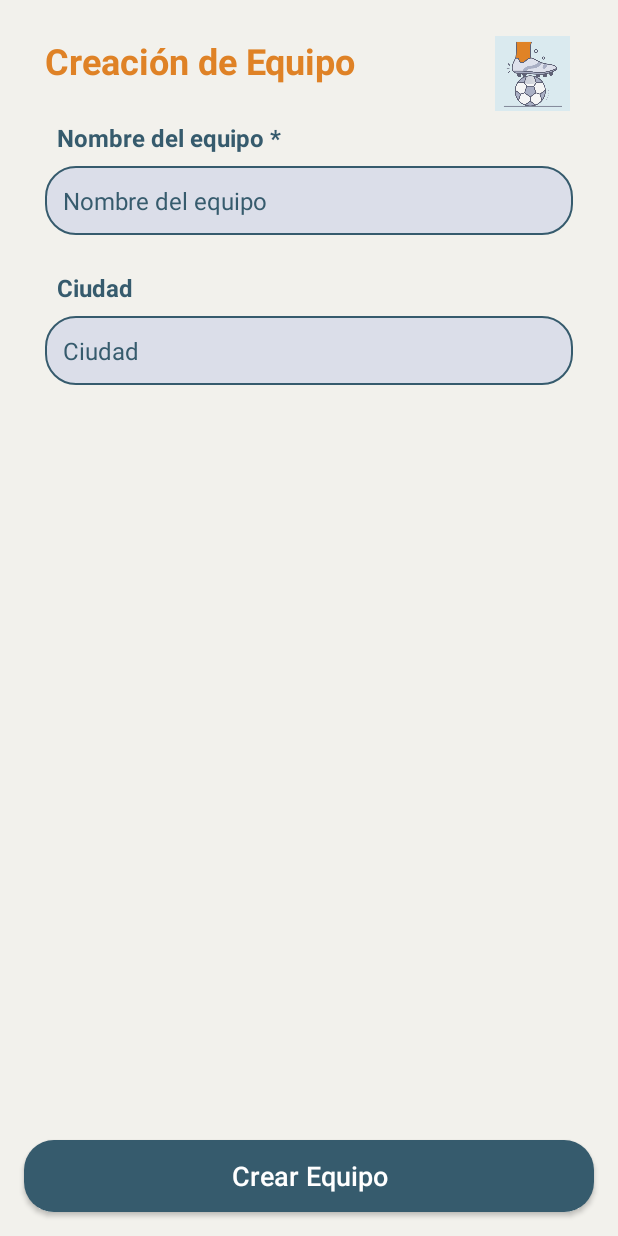
After one commit to pacoFlorido/TeamManagerApp, an Android app: the CrearEquipoFragment screen opened through its navigation route, on a phone screen of 412 x 824 dp. The commit adds this screen. Run offline under Robolectric (Android 15) with nearby library versions, the phone set to English and light mode, and no system bars; our stand-ins replace Firebase (no records; nobody signed in at launch, a user with empty details on screens opened directly).

Commit message:
Finalizado creación de equipo/usuarios, y finalizado restricciones creacion usuario.

```diff
--- a/app/src/main/java/net/pacofloridoquesada/teammanager/model/Team.kt
+++ b/app/src/main/java/net/pacofloridoquesada/teammanager/model/Team.kt
@@ -1,8 +1,8 @@
 package net.pacofloridoquesada.teammanager.model
 
 data class Team(
-    val city: String,
+    val city: String?,
     val creationDate: String,
-    val id: Int,
+    val id: Int?,
     val name: String
 )
--- a/app/src/main/java/net/pacofloridoquesada/teammanager/ui/login/LoginActivity.kt
+++ b/app/src/main/java/net/pacofloridoquesada/teammanager/ui/login/LoginActivity.kt
@@ -52,7 +52,7 @@ class LoginActivity : AppCompatActivity() {
                 ).addOnCompleteListener {
                     if (it.isSuccessful) {
                         finish()
-                        startActivity(Intent(this, MainActivity::class.java))
+                        startActivity(Intent(this, TeamCreateActivity::class.java))
                     } else {
                         // Si el inicio de sesión falla, muestro un mensaje indicando el error.
                         Log.w(TAG, "createUserWithEmail:failure", it.exception)
--- a/app/src/main/java/net/pacofloridoquesada/teammanager/ui/register/RoleFragment.kt
+++ b/app/src/main/java/net/pacofloridoquesada/teammanager/ui/register/RoleFragment.kt
@@ -42,7 +42,7 @@ class RoleFragment : Fragment() {
     override fun onViewCreated(view: View, savedInstanceState: Bundle?) {
         super.onViewCreated(view, savedInstanceState)
 
-        setupSiguiente()
+        this.setupSiguiente()
     }
 
     override fun onDestroyView() {
--- /dev/null
+++ b/app/src/main/java/net/pacofloridoquesada/teammanager/ui/teamcreate/CrearEquipoFragment.kt
@@ -0,0 +1,67 @@
+package net.pacofloridoquesada.teammanager.ui.teamcreate
+
+import android.content.Intent
+import android.os.Bundle
+import androidx.fragment.app.Fragment
+import android.view.LayoutInflater
+import android.view.View
+import android.view.ViewGroup
+import androidx.fragment.app.activityViewModels
+import androidx.lifecycle.viewModelScope
+import com.google.firebase.auth.FirebaseAuth
+import kotlinx.coroutines.launch
+import net.pacofloridoquesada.teammanager.R
+import net.pacofloridoquesada.teammanager.databinding.FragmentCrearEquipoBinding
+import net.pacofloridoquesada.teammanager.databinding.FragmentSelectCrearUnirBinding
+import net.pacofloridoquesada.teammanager.databinding.FragmentUserCreationBinding
+import net.pacofloridoquesada.teammanager.model.Team
+import net.pacofloridoquesada.teammanager.ui.MainActivity
+import net.pacofloridoquesada.teammanager.viewmodel.TeamManagerViewModel
+import java.time.LocalDate
+
+class CrearEquipoFragment : Fragment() {
+
+    private var _binding: FragmentCrearEquipoBinding? = null
+    private val binding get() = _binding!!
+    private lateinit var auth: FirebaseAuth
+    private val teamManagerViewModel: TeamManagerViewModel by activityViewModels()
+
+    private fun setupCrearEquipo() {
+        binding.btCrearEquipoNuevo.setOnClickListener {
+            if (!binding.etNombreEquipo.text.isEmpty()) {
+                this.teamManagerViewModel.addTeam(
+                    Team(
+                        binding.etCiudadEquipo.text.toString(),
+                        LocalDate.now().toString(),
+                        null,
+                        binding.etNombreEquipo.text.toString()
+                    ),
+                    auth.currentUser!!.uid
+                )
+
+                this.requireActivity().finish()
+                this.requireActivity().startActivity(Intent(requireContext(),MainActivity::class.java))
+            }
+        }
+    }
+
+    override fun onViewCreated(view: View, savedInstanceState: Bundle?) {
+        super.onViewCreated(view, savedInstanceState)
+
+        this.setupCrearEquipo()
+    }
+
+    override fun onCreateView(
+        inflater: LayoutInflater, container: ViewGroup?, savedInstanceState: Bundle?
+    ): View? {
+        _binding = FragmentCrearEquipoBinding.inflate(inflater, container, false)
+        val root: View = binding.root
+        auth = FirebaseAuth.getInstance()
+        return root
+    }
+
+    override fun onDestroyView() {
+        super.onDestroyView()
+        _binding = null
+    }
+}
--- a/app/src/main/java/net/pacofloridoquesada/teammanager/ui/teamcreate/SelectCrearUnirFragment.kt
+++ b/app/src/main/java/net/pacofloridoquesada/teammanager/ui/teamcreate/SelectCrearUnirFragment.kt
@@ -9,17 +9,43 @@ import androidx.fragment.app.Fragment
 import android.view.LayoutInflater
 import android.view.View
 import android.view.ViewGroup
+import androidx.fragment.app.activityViewModels
+import androidx.lifecycle.lifecycleScope
+import androidx.navigation.fragment.findNavController
 import com.google.firebase.auth.FirebaseAuth
+import kotlinx.coroutines.launch
 import net.pacofloridoquesada.teammanager.R
 import net.pacofloridoquesada.teammanager.databinding.FragmentSelectCrearUnirBinding
 import net.pacofloridoquesada.teammanager.databinding.FragmentUserCreationBinding
+import net.pacofloridoquesada.teammanager.model.Player
+import net.pacofloridoquesada.teammanager.model.Trainer
 import net.pacofloridoquesada.teammanager.ui.login.LoginActivity
+import net.pacofloridoquesada.teammanager.viewmodel.TeamManagerViewModel
+import java.lang.Exception
 
 class SelectCrearUnirFragment : Fragment() {
 
     private var _binding: FragmentSelectCrearUnirBinding? = null
     private val binding get() = _binding!!
     private lateinit var auth: FirebaseAuth
+    private val teamManagerViewModel: TeamManagerViewModel by activityViewModels()
+    private var player: Player? = null
+    private var trainer: Trainer? = null
+
+    private fun setupToCrearEquipo(){
+        binding.btCrearEquipo.setOnClickListener{
+            findNavController().navigate(
+                SelectCrearUnirFragmentDirections.actionSelectCrearUnirFragmentToCrearEquipoFragment()
+            )
+        }
+    }
+    private fun setupToUnirseEquipo(){
+        binding.btUnirseEquipo.setOnClickListener{
+            findNavController().navigate(
+                SelectCrearUnirFragmentDirections.actionSelectCrearUnirFragmentToUnirseEquipoFragment()
+            )
+        }
+    }
 
     private fun setupCerrarSesion() {
         binding.btCerrarSesionPantallaEquipo.setOnClickListener{
@@ -36,14 +62,19 @@ class SelectCrearUnirFragment : Fragment() {
                 .setMessage(R.string.eliminacion_cuenta_mensaje)
                 // Acción si pulsa si
                 .setPositiveButton(getString(R.string.si)){ v, _->
+                    //UID del usuario a eliminar
+                    val user = auth.currentUser!!.uid
+                    this.teamManagerViewModel.deletePlayerByUser(user)
+                    this.teamManagerViewModel.deleteTrainerByUser(user)
+
                     auth.currentUser!!.delete().addOnCompleteListener {
                         if (it.isSuccessful){
+
                             Log.i("Usuario Eliminado" , "Usuario Eliminado")
                             this.requireActivity().finish()
                             this.requireActivity().startActivity(Intent(requireContext(), LoginActivity::class.java))
                         }
                     }
-                    //Cerramos el dialogo
                     v.dismiss()
                 }
                 // Accion si pulsa no
@@ -51,7 +82,6 @@ class SelectCrearUnirFragment : Fragment() {
                 .setCancelable(false)
                 .create()
                 .show()
-
         }
     }
 
@@ -60,6 +90,8 @@ class SelectCrearUnirFragment : Fragment() {
 
         this.setupCerrarSesion()
         this.setupEliminarUsuario()
+        this.setupToCrearEquipo()
+        this.setupToUnirseEquipo()
     }
 
     override fun onCreateView(
--- /dev/null
+++ b/app/src/main/res/layout/fragment_crear_equipo.xml
@@ -0,0 +1,116 @@
+<?xml version="1.0" encoding="utf-8"?>
+<androidx.constraintlayout.widget.ConstraintLayout xmlns:android="http://schemas.android.com/apk/res/android"
+    xmlns:app="http://schemas.android.com/apk/res-auto"
+    xmlns:tools="http://schemas.android.com/tools"
+    android:layout_width="match_parent"
+    android:layout_height="match_parent"
+    android:background="@color/beis_fondo"
+    tools:context=".ui.teamcreate.CrearEquipoFragment">
+
+
+    <Button
+        android:id="@+id/btCrearEquipoNuevo"
+        android:layout_width="0dp"
+        android:layout_height="wrap_content"
+        android:layout_marginStart="16dp"
+        android:layout_marginEnd="16dp"
+        android:layout_marginBottom="16dp"
+        android:background="@drawable/bg_simple_button"
+        android:text="@string/crear_equipo"
+        android:textAllCaps="false"
+        android:textSize="18sp"
+        app:layout_constraintBottom_toBottomOf="parent"
+        app:layout_constraintEnd_toEndOf="parent"
+        app:layout_constraintStart_toStartOf="parent" />
+
+    <EditText
+        android:id="@+id/etCiudadEquipo"
+        android:layout_width="0dp"
+        android:layout_height="wrap_content"
+        android:layout_marginStart="30dp"
+        android:layout_marginTop="8dp"
+        android:layout_marginEnd="30dp"
+        android:background="@drawable/bg_edittext"
+        android:ems="10"
+        android:hint="@string/ciudad"
+        android:inputType="textPersonName"
+        android:padding="12dp"
+        android:textColor="@color/azul_principal"
+        android:textColorHint="@color/azul_principal"
+        android:textSize="16sp"
+        app:layout_constraintEnd_toEndOf="parent"
+        app:layout_constraintHorizontal_bias="1.0"
+        app:layout_constraintStart_toStartOf="parent"
+        app:layout_constraintTop_toBottomOf="@+id/textView14" />
+
+    <TextView
+        android:id="@+id/textView14"
+        android:layout_width="wrap_content"
+        android:layout_height="wrap_content"
+        android:layout_marginStart="8dp"
+        android:layout_marginTop="24dp"
+        android:text="@string/ciudad"
+        android:textColor="@color/azul_principal"
+        android:textSize="16sp"
+        android:textStyle="bold"
+        app:layout_constraintStart_toStartOf="@+id/etCiudadEquipo"
+        app:layout_constraintTop_toBottomOf="@+id/etNombreEquipo" />
+
+    <TextView
+        android:id="@+id/textView13"
+        android:layout_width="wrap_content"
+        android:layout_height="wrap_content"
+        android:layout_marginStart="8dp"
+        android:layout_marginTop="24dp"
+        android:text="@string/nombre_del_equipo"
+        android:textColor="@color/azul_principal"
+        android:textSize="16sp"
+        android:textStyle="bold"
+        app:layout_constraintStart_toStartOf="@+id/etNombreEquipo"
+        app:layout_constraintTop_toBottomOf="@+id/textView12" />
+
+    <ImageView
+        android:id="@+id/imageView5"
+        android:layout_width="50dp"
+        android:layout_height="50dp"
+        android:layout_marginTop="24dp"
+        android:layout_marginEnd="32dp"
+        android:background="@color/ic_teammanager_launcher_background"
+        android:src="@drawable/ic_logo_app"
+        app:layout_constraintEnd_toEndOf="parent"
+        app:layout_constraintTop_toTopOf="parent"
+        app:srcCompat="@drawable/ic_logo_app" />
+
+    <EditText
+        android:id="@+id/etNombreEquipo"
+        android:layout_width="0dp"
+        android:layout_height="wrap_content"
+        android:layout_marginStart="30dp"
+        android:layout_marginTop="8dp"
+        android:layout_marginEnd="30dp"
+        android:background="@drawable/bg_edittext"
+        android:ems="10"
+        android:hint="@string/nombre_del_equipo_"
+        android:inputType="textPersonName"
+        android:padding="12dp"
+        android:textColor="@color/azul_principal"
+        android:textColorHint="@color/azul_principal"
+        android:textSize="16sp"
+        app:layout_constraintEnd_toEndOf="parent"
+        app:layout_constraintHorizontal_bias="0.0"
+        app:layout_constraintStart_toStartOf="parent"
+        app:layout_constraintTop_toBottomOf="@+id/textView13" />
+
+    <TextView
+        android:id="@+id/textView12"
+        android:layout_width="wrap_content"
+        android:layout_height="wrap_content"
+        android:layout_marginStart="30dp"
+        android:layout_marginTop="24dp"
+        android:text="@string/creaci_n_de_equipo"
+        android:textColor="@color/naranja_logo_complementario"
+        android:textSize="24sp"
+        android:textStyle="bold"
+        app:layout_constraintStart_toStartOf="parent"
+        app:layout_constraintTop_toTopOf="parent" />
+</androidx.constraintlayout.widget.ConstraintLayout>
--- a/app/src/main/res/layout/fragment_select_crear_unir.xml
+++ b/app/src/main/res/layout/fragment_select_crear_unir.xml
@@ -13,7 +13,7 @@
         android:layout_width="wrap_content"
         android:layout_height="wrap_content"
         android:layout_marginTop="32dp"
-        android:text="¡Bienvenido!"
+        android:text="@string/bienvenido"
         android:textColor="@color/azul_principal"
         android:textSize="24sp"
         android:textStyle="bold"
@@ -28,7 +28,7 @@
         android:layout_marginStart="32dp"
         android:layout_marginTop="32dp"
         android:layout_marginEnd="32dp"
-        android:text="¿Quieres unirte a un equipo existente o crear uno nuevo?"
+        android:text="@string/quieres_unirte_a_un_equipo_existente_o_crear_uno_nuevo"
 
         android:textAlignment="center"
         android:textColor="@color/azul_principal"
@@ -72,7 +72,7 @@
         android:id="@+id/imageView3"
         android:layout_width="300dp"
         android:layout_height="300dp"
-        android:layout_marginTop="16dp"
+        android:layout_marginTop="8dp"
         android:src="@drawable/ic_logo_app"
         app:layout_constraintEnd_toEndOf="@+id/textView10"
         app:layout_constraintStart_toStartOf="@+id/textView10"
--- a/app/src/main/res/navigation/team_creation_nav.xml
+++ b/app/src/main/res/navigation/team_creation_nav.xml
@@ -9,5 +9,22 @@
         android:id="@+id/selectCrearUnirFragment"
         android:name="net.pacofloridoquesada.teammanager.ui.teamcreate.SelectCrearUnirFragment"
         android:label="fragment_select_crear_unir"
-        tools:layout="@layout/fragment_select_crear_unir" />
+        tools:layout="@layout/fragment_select_crear_unir" >
+        <action
+            android:id="@+id/action_selectCrearUnirFragment_to_crearEquipoFragment"
+            app:destination="@id/crearEquipoFragment" />
+        <action
+            android:id="@+id/action_selectCrearUnirFragment_to_unirseEquipoFragment"
+            app:destination="@id/unirseEquipoFragment" />
+    </fragment>
+    <fragment
+        android:id="@+id/crearEquipoFragment"
+        android:name="net.pacofloridoquesada.teammanager.ui.teamcreate.CrearEquipoFragment"
+        android:label="fragment_crear_equipo"
+        tools:layout="@layout/fragment_crear_equipo" />
+    <fragment
+        android:id="@+id/unirseEquipoFragment"
+        android:name="net.pacofloridoquesada.teammanager.ui.teamcreate.UnirseEquipoFragment"
+        android:label="fragment_unirse_equipo"
+        tools:layout="@layout/fragment_unirse_equipo" />
 </navigation>
--- a/app/src/main/res/values/strings.xml
+++ b/app/src/main/res/values/strings.xml
@@ -245,4 +245,12 @@
     <string name="no">No</string>
     <string name="cerrar_sesi_n">Cerrar Sesión</string>
     <string name="eliminar_cuenta">Eliminar Cuenta</string>
+    <string name="quieres_unirte_a_un_equipo_existente_o_crear_uno_nuevo">¿Quieres unirte a un equipo existente o crear uno nuevo?</string>
+    <string name="bienvenido">¡Bienvenido a TeamManager!</string>
+    <string name="nombre_del_equipo">Nombre del equipo *</string>
+    <string name="creaci_n_de_equipo">Creación de Equipo</string>
+    <string name="nombre_del_equipo_">Nombre del equipo</string>
+    <string name="ciudad">Ciudad</string>
+    <string name="crear_equipo">Crear Equipo</string>
+    <string name="dile_a_uno_de_tus_compa_eros_de_equipo_que_te_comparta_el_c_digo_de_su_equipo_para_poder_unirte_a_el">¡Dile a uno de tus compañeros que te comparta el código de su equipo para poder unirte a el!</string>
 </resources>
```
Also changed, not shown: app/src/main/java/net/pacofloridoquesada/teammanager/network/TeamManagerService.kt (+19 -0 lines), app/src/main/java/net/pacofloridoquesada/teammanager/ui/register/UserCreationFragment.kt (+43 -9 lines), app/src/main/java/net/pacofloridoquesada/teammanager/ui/teamcreate/UnirseEquipoFragment.kt (added, +37 -0 lines), app/src/main/java/net/pacofloridoquesada/teammanager/viewmodel/TeamManagerViewModel.kt (+72 -0 lines), app/src/main/res/layout/fragment_unirse_equipo.xml (added, +84 -0 lines), app/src/main/res/layout/fragment_user_creation.xml (+6 -5 lines).
